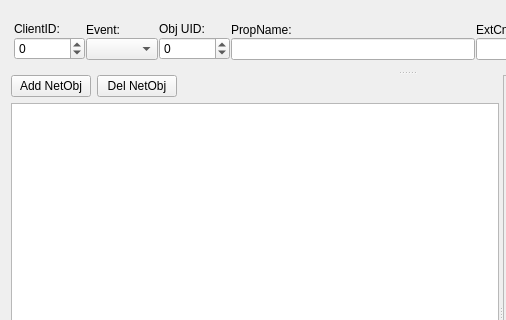
First picture: the form in Lib/Net/NetObj_Monitor.ui, repository break11/AutoStorage, before the edit; both pictures show x 0 to 506 and y 0 to 320 of the 814 by 566 pixel window.
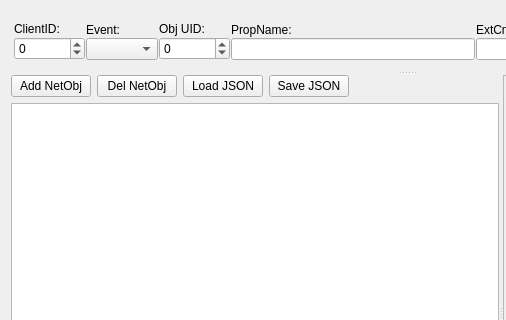
Second picture: the form after the edit. Icons and pictures are not drawn.

Commit message: рефакторинг + кнопки загрузки и сохранения NetObj в JSON в мониторе объектов, надо их оживить и протестировать

What changed in the file:
```diff
--- a/Lib/Net/NetObj_Monitor.ui
+++ b/Lib/Net/NetObj_Monitor.ui
@@ -194,6 +194,20 @@
             </property>
            </widget>
           </item>
+          <item>
+           <widget class="QPushButton" name="btnLoad_JSON">
+            <property name="text">
+             <string>Load JSON</string>
+            </property>
+           </widget>
+          </item>
+          <item>
+           <widget class="QPushButton" name="btnSave_JSON">
+            <property name="text">
+             <string>Save JSON</string>
+            </property>
+           </widget>
+          </item>
           <item>
            <spacer name="horizontalSpacer">
             <property name="orientation">
```
The commit also changes 10 other files.
